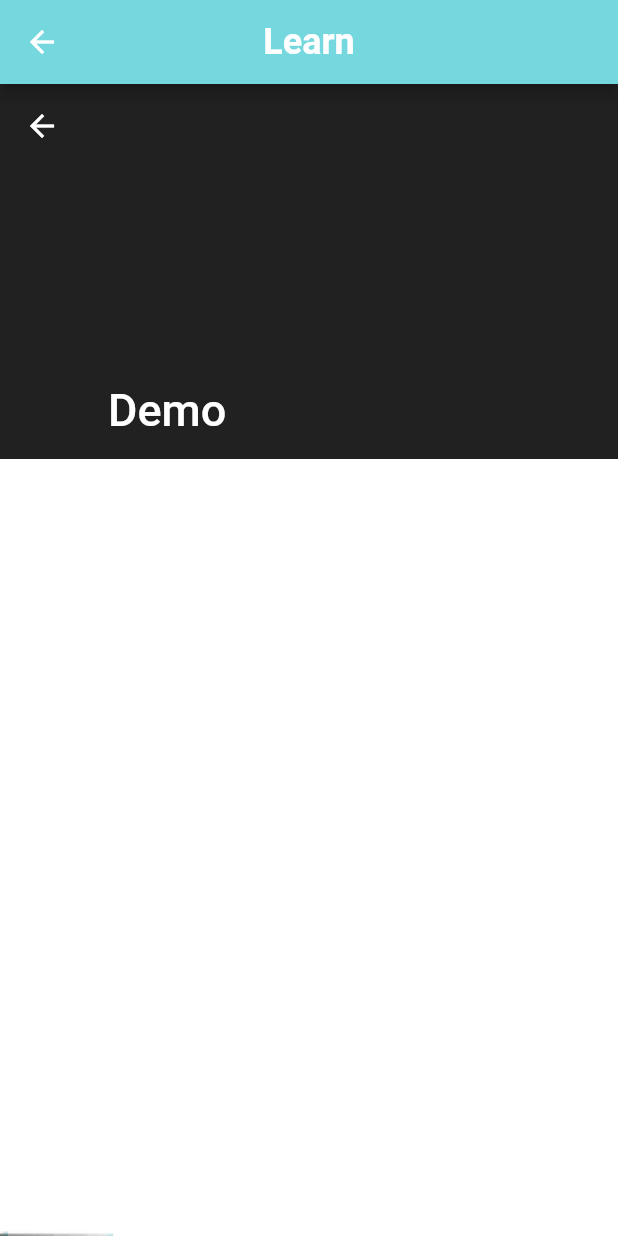
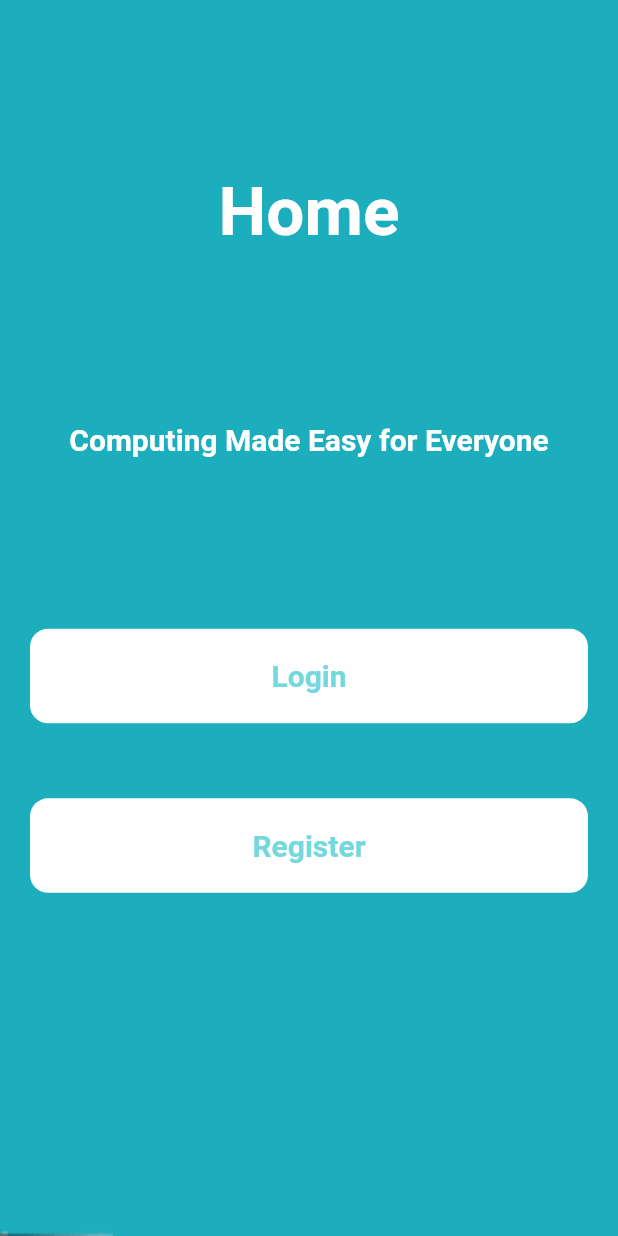
Before and after one commit to AymanAkhras/BinaryLingo, a Flutter app: the HomeScreen screen opened directly, on a phone screen of 412 x 824 dp. Run offline on Flutter 3.47's test engine with Material 2 defaults, Android fonts, the phone set to English and light mode, and no system bars; our stand-ins replace flutter_svg, get.

```diff
--- a/lib/screens/HomeScreen/HomeScreen.dart
+++ b/lib/screens/HomeScreen/HomeScreen.dart
@@ -1,46 +1,87 @@
 import 'package:flutter/material.dart';
-import 'package:flutter/services.dart';
 import 'package:get/get.dart';
-import 'package:material_design_icons_flutter/material_design_icons_flutter.dart';
 import 'package:quiz_app/constants.dart';
-import 'package:material_design_icons_flutter/material_design_icons_flutter.dart';
-import 'package:quiz_app/screens/quiz/quiz_screen.dart';
+import 'package:quiz_app/screens/lessons/setuplesson.dart';
+import 'package:quiz_app/screens/quizzes/setupquiz.dart';
 
 class HomeScreen extends StatelessWidget {
   @override
   Widget build(BuildContext context) {
     return Scaffold(
-      appBar: AppBar(
-        title: Text(
-          'Learn',
-          style: Theme.of(context)
-              .textTheme
-              .headline5
-              .copyWith(color: Colors.white, fontWeight: FontWeight.bold),
-        ),
-        centerTitle: true,
-        backgroundColor: Color(0xFF74D8DE),
-      ),
       body: Stack(
         children: [
           Container(
             decoration: new BoxDecoration(
               image: new DecorationImage(
-                image: new AssetImage("assets/Background-White.jpg"),
+                image: new AssetImage("assets/Background-Theme.jpg"),
                 fit: BoxFit.fill,
               ),
             ),
           ),
-          CustomScrollView(
-            slivers: <Widget>[
-              const SliverAppBar(
-                pinned: true,
-                expandedHeight: 250.0,
-                flexibleSpace: FlexibleSpaceBar(
-                  title: Text('Demo'),
-                ),
+          SafeArea(
+            child: Padding(
+              padding: const EdgeInsets.symmetric(horizontal: kDefaultPadding),
+              child: Column(
+                crossAxisAlignment: CrossAxisAlignment.start,
+                children: [
+                  Spacer(flex: 1), //2/6
+                  Center(
+                    child: Text(
+                      "Home",
+                      style: Theme.of(context).textTheme.headline3.copyWith(
+                          color: Colors.white, fontWeight: FontWeight.bold),
+                    ),
+                  ),
+                  Spacer(flex: 1),
+                  Center(
+                    child: Text(
+                      "Computing Made Easy for Everyone",
+                      style: Theme.of(context).textTheme.headline6.copyWith(
+                          color: Colors.white, fontWeight: FontWeight.bold),
+                    ),
+                  ),
+                  Spacer(flex: 1),
+                  InkWell(
+                    onTap: () => Get.to(QuizScreen()),
+                    child: Container(
+                      width: double.infinity,
+                      alignment: Alignment.center,
+                      padding: EdgeInsets.all(kDefaultPadding), // 15
+                      decoration: BoxDecoration(
+                        gradient: kPrimaryGradient,
+                        borderRadius: BorderRadius.all(Radius.circular(12)),
+                      ),
+                      child: Text(
+                        "Login",
+                        style: Theme.of(context).textTheme.headline6.copyWith(
+                            color: Color(0xFF74D8DE),
+                            fontWeight: FontWeight.bold),
+                      ),
+                    ),
+                  ),
+                  SizedBox(height: 50),
+                  InkWell(
+                    onTap: () => Get.to(SetupLesson()),
+                    child: Container(
+                      width: double.infinity,
+                      alignment: Alignment.center,
+                      padding: EdgeInsets.all(kDefaultPadding), // 15
+                      decoration: BoxDecoration(
+                        gradient: kPrimaryGradient,
+                        borderRadius: BorderRadius.all(Radius.circular(12)),
+                      ),
+                      child: Text(
+                        "Register",
+                        style: Theme.of(context).textTheme.headline6.copyWith(
+                            color: Color(0xFF74D8DE),
+                            fontWeight: FontWeight.bold),
+                      ),
+                    ),
+                  ),
+                  Spacer(flex: 2), // it will take 2/6 spaces
+                ],
               ),
-            ],
+            ),
           ),
         ],
       ),
```
Also changed, not shown: lib/screens/lessons/setuplesson.dart (added, +94 -0 lines), lib/screens/quizzes/components/body.dart (renamed from lib/screens/quiz/components/body.dart), lib/screens/quizzes/components/option.dart (renamed from lib/screens/quiz/components/option.dart), lib/screens/quizzes/components/progress_bar.dart (renamed from lib/screens/quiz/components/progress_bar.dart), lib/screens/quizzes/components/question_card.dart (renamed from lib/screens/quiz/components/question_card.dart), lib/screens/quizzes/setupquiz.dart (renamed from lib/screens/quiz/quiz_screen.dart).
